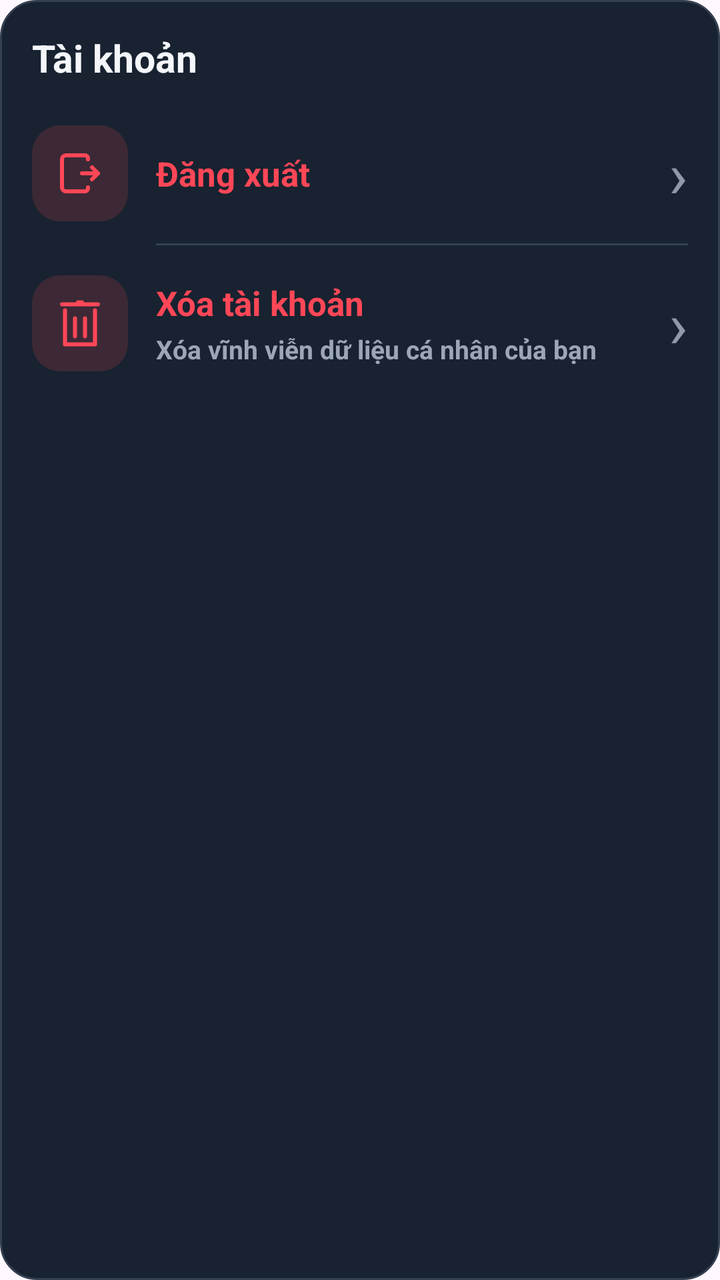
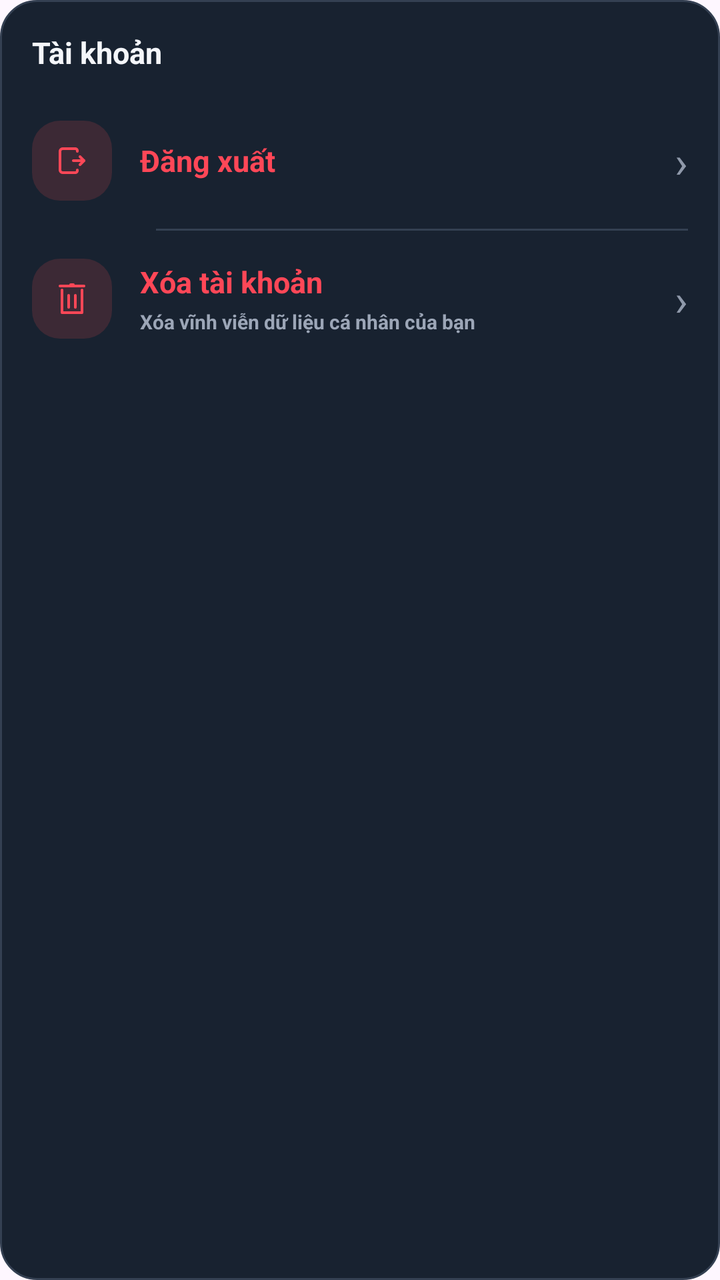

The first picture is an Android layout as it rendered before a commit; the second is the same layout after the commit. The layout source and the unified diff follow.
<!-- AndroidManifest.xml: application theme Theme.Kenglish -->
<!-- res/layout/canhan_taikhoan.xml -->
<?xml version="1.0" encoding="utf-8"?>
<LinearLayout
    xmlns:android="http://schemas.android.com/apk/res/android"
    xmlns:app="http://schemas.android.com/apk/res-auto"
    android:layout_width="match_parent"
    android:layout_height="wrap_content"
    android:background="@drawable/nen_canhan_card"
    android:orientation="vertical"
    android:padding="16dp">


    
    <TextView
        android:layout_width="wrap_content"
        android:layout_height="wrap_content"
        android:text="Tài khoản"
        android:textColor="#F4F6FA"
        android:textSize="19sp"
        android:textStyle="bold" />


    
    <LinearLayout
        android:id="@+id/card_dang_xuat"
        android:layout_width="match_parent"
        android:layout_height="70dp"
        android:layout_marginTop="10dp"
        android:clickable="true"
        android:focusable="true"
        android:gravity="center_vertical"
        android:orientation="horizontal">

        <ImageView
            android:layout_width="48dp"
            android:layout_height="48dp"
            android:background="@drawable/nen_icon_do"
            android:gravity="center"
            android:padding="12dp"
            android:src="@drawable/ic_dangxuat"
            app:tint="#FF4757" />

        <TextView
            android:layout_width="0dp"
            android:layout_height="wrap_content"
            android:layout_marginStart="14dp"
            android:layout_weight="1"
            android:text="Đăng xuất"
            android:textColor="#FF4757"
            android:textSize="17sp"
            android:textStyle="bold" />

        <TextView
            android:layout_width="wrap_content"
            android:layout_height="wrap_content"
            android:text="›"
            android:textColor="#8F99AA"
            android:textSize="32sp" />

    </LinearLayout>


    
    <View
        android:layout_width="match_parent"
        android:layout_height="1dp"
        android:layout_marginStart="62dp"
        android:background="#344052" />


    
    <LinearLayout
        android:id="@+id/card_xoa_tai_khoan"
        android:layout_width="match_parent"
        android:layout_height="78dp"
        android:clickable="true"
        android:focusable="true"
        android:gravity="center_vertical"
        android:orientation="horizontal">

        <ImageView
            android:layout_width="48dp"
            android:layout_height="48dp"
            android:background="@drawable/nen_icon_do"
            android:gravity="center"
            android:padding="12dp"
            android:src="@drawable/ic_thungrac"
            app:tint="#FF4757" />

        <LinearLayout
            android:layout_width="0dp"
            android:layout_height="wrap_content"
            android:layout_marginStart="14dp"
            android:layout_weight="1"
            android:orientation="vertical">

            <TextView
                android:layout_width="wrap_content"
                android:layout_height="wrap_content"
                android:text="Xóa tài khoản"
                android:textColor="#FF4757"
                android:textSize="17sp"
                android:textStyle="bold" />

            <TextView
                android:layout_width="wrap_content"
                android:layout_height="wrap_content"
                android:layout_marginTop="3dp"
                android:text="Xóa vĩnh viễn dữ liệu cá nhân của bạn"
                android:textColor="#9CA6B7"
                android:textSize="13sp"
                android:textStyle="bold"/>

        </LinearLayout>

        <TextView
            android:layout_width="wrap_content"
            android:layout_height="wrap_content"
            android:text="›"
            android:textColor="#8F99AA"
            android:textSize="32sp" />

    </LinearLayout>

</LinearLayout>
<!-- resources referenced by this layout -->
<resources>
  <!-- drawable ic_dangxuat (drawable) -->
  <vector xmlns:android="http://schemas.android.com/apk/res/android"
      android:width="800dp"
      android:height="800dp"
      android:viewportWidth="24"
      android:viewportHeight="24">
    <path
        android:pathData="M21,12L13,12"
        android:strokeLineJoin="round"
        android:strokeWidth="2"
        android:fillColor="#00000000"
        android:strokeColor="#323232"
        android:strokeLineCap="round"/>
    <path
        android:pathData="M18,15L20.913,12.087V12.087C20.961,12.039 20.961,11.961 20.913,11.913V11.913L18,9"
        android:strokeLineJoin="round"
        android:strokeWidth="2"
        android:fillColor="#00000000"
        android:strokeColor="#323232"
        android:strokeLineCap="round"/>
    <path
        android:pathData="M16,5V4.5V4.5C16,3.672 15.328,3 14.5,3H5C3.895,3 3,3.895 3,5V19C3,20.105 3.895,21 5,21H14.5C15.328,21 16,20.328 16,19.5V19.5V19"
        android:strokeLineJoin="round"
        android:strokeWidth="2"
        android:fillColor="#00000000"
        android:strokeColor="#323232"
        android:strokeLineCap="round"/>
  </vector>
  <!-- drawable ic_thungrac (drawable) -->
  <vector xmlns:android="http://schemas.android.com/apk/res/android"
      android:width="800dp"
      android:height="800dp"
      android:viewportWidth="48"
      android:viewportHeight="48">
    <path
        android:pathData="M42,3H28a2,2 0,0 0,-2 -2H22a2,2 0,0 0,-2 2H6A2,2 0,0 0,6 7H42a2,2 0,0 0,0 -4Z"
        android:fillColor="#000000"/>
    <path
        android:pathData="M39,9a2,2 0,0 0,-2 2V43H11V11a2,2 0,0 0,-4 0V45a2,2 0,0 0,2 2H39a2,2 0,0 0,2 -2V11A2,2 0,0 0,39 9Z"
        android:fillColor="#000000"/>
    <path
        android:pathData="M21,37V19a2,2 0,0 0,-4 0V37a2,2 0,0 0,4 0Z"
        android:fillColor="#000000"/>
    <path
        android:pathData="M31,37V19a2,2 0,0 0,-4 0V37a2,2 0,0 0,4 0Z"
        android:fillColor="#000000"/>
  </vector>
  <!-- drawable nen_canhan_card (drawable) -->
  <?xml version="1.0" encoding="utf-8"?>
  <shape
      xmlns:android="http://schemas.android.com/apk/res/android"
      android:shape="rectangle">
  
      <solid android:color="#182230" />
  
      <stroke
          android:width="1dp"
          android:color="#344052" />
  
      <corners android:radius="18dp" />
  
  </shape>
  <!-- drawable nen_icon_do (drawable) -->
  <?xml version="1.0" encoding="utf-8"?>
  <shape xmlns:android="http://schemas.android.com/apk/res/android"
      android:shape="rectangle">
  
      <solid android:color="#3C2935" />
  
      <corners android:radius="14dp" />
  
  </shape>
  <style name="Theme.Kenglish" parent="Base.Theme.Kenglish" />
  <style name="Base.Theme.Kenglish" parent="Theme.Material3.DayNight.NoActionBar">
          
          
      </style>
</resources>

<!-- the commit's change to res/layout/canhan_taikhoan.xml (unified diff, before → after) -->
@@ -15,7 +15,7 @@
         android:layout_height="wrap_content"
         android:text="Tài khoản"
         android:textColor="#F4F6FA"
-        android:textSize="19sp"
+        android:textSize="15sp"
         android:textStyle="bold" />
 
 
@@ -23,7 +23,7 @@
     <LinearLayout
         android:id="@+id/card_dang_xuat"
         android:layout_width="match_parent"
-        android:layout_height="70dp"
+        android:layout_height="68dp"
         android:layout_marginTop="10dp"
         android:clickable="true"
         android:focusable="true"
@@ -31,8 +31,8 @@
         android:orientation="horizontal">
 
         <ImageView
-            android:layout_width="48dp"
-            android:layout_height="48dp"
+            android:layout_width="40dp"
+            android:layout_height="40dp"
             android:background="@drawable/nen_icon_do"
             android:gravity="center"
             android:padding="12dp"
@@ -46,7 +46,7 @@
             android:layout_weight="1"
             android:text="Đăng xuất"
             android:textColor="#FF4757"
-            android:textSize="17sp"
+            android:textSize="15sp"
             android:textStyle="bold" />
 
         <TextView
@@ -54,7 +54,7 @@
             android:layout_height="wrap_content"
             android:text="›"
             android:textColor="#8F99AA"
-            android:textSize="32sp" />
+            android:textSize="22sp" />
 
     </LinearLayout>
 
@@ -71,15 +71,15 @@
     <LinearLayout
         android:id="@+id/card_xoa_tai_khoan"
         android:layout_width="match_parent"
-        android:layout_height="78dp"
+        android:layout_height="68dp"
         android:clickable="true"
         android:focusable="true"
         android:gravity="center_vertical"
         android:orientation="horizontal">
 
         <ImageView
-            android:layout_width="48dp"
-            android:layout_height="48dp"
+            android:layout_width="40dp"
+            android:layout_height="40dp"
             android:background="@drawable/nen_icon_do"
             android:gravity="center"
             android:padding="12dp"
@@ -98,7 +98,7 @@
                 android:layout_height="wrap_content"
                 android:text="Xóa tài khoản"
                 android:textColor="#FF4757"
-                android:textSize="17sp"
+                android:textSize="15sp"
                 android:textStyle="bold" />
 
             <TextView
@@ -107,7 +107,7 @@
                 android:layout_marginTop="3dp"
                 android:text="Xóa vĩnh viễn dữ liệu cá nhân của bạn"
                 android:textColor="#9CA6B7"
-                android:textSize="13sp"
+                android:textSize="10sp"
                 android:textStyle="bold"/>
 
         </LinearLayout>
@@ -117,7 +117,7 @@
             android:layout_height="wrap_content"
             android:text="›"
             android:textColor="#8F99AA"
-            android:textSize="32sp" />
+            android:textSize="22sp" />
 
     </LinearLayout>
 
